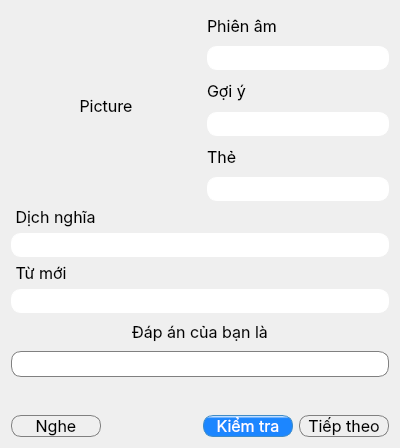
Above: interface/form/test.ui from deserteagle735/memento before the change. Below: the same form after it.
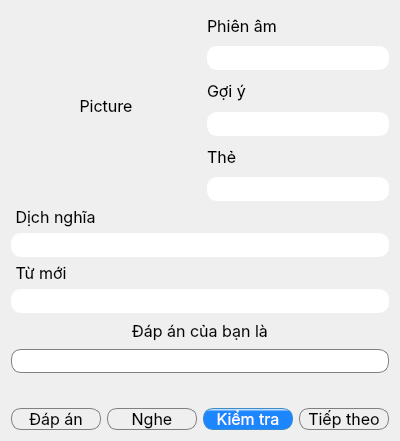
That is the form after the change. Icons and pictures are not drawn.

Commit message: test function: get data for all, added to day; heuristic to get words for user; fix bug date not shown in browser

```diff
--- a/interface/form/test.ui
+++ b/interface/form/test.ui
@@ -10,7 +10,7 @@
     <x>0</x>
     <y>0</y>
     <width>400</width>
-    <height>448</height>
+    <height>441</height>
    </rect>
   </property>
   <property name="font">
@@ -275,6 +275,37 @@
    </item>
    <item>
     <layout class="QHBoxLayout" name="horizontalLayout_3">
+     <item>
+      <widget class="QPushButton" name="button_show_answer">
+       <property name="styleSheet">
+        <string notr="true">QPushButton{border-radius:10px;
+border:1px solid gray;
+padding: 0 8px;
+background-color: qlineargradient(x1: 0, y1: 0, x2: 0, y2: 1,
+                                      stop: 0 #f6f7fa, stop: 1 #dadbde);
+}
+
+QPushButton:focus{
+border: 1px solid #006080;
+}</string>
+       </property>
+       <property name="text">
+        <string>Đáp án</string>
+       </property>
+       <property name="iconSize">
+        <size>
+         <width>20</width>
+         <height>20</height>
+        </size>
+       </property>
+       <property name="autoDefault">
+        <bool>true</bool>
+       </property>
+       <property name="flat">
+        <bool>false</bool>
+       </property>
+      </widget>
+     </item>
      <item>
       <widget class="QPushButton" name="button_play_record">
        <property name="styleSheet">
@@ -299,16 +330,13 @@
         </size>
        </property>
        <property name="autoDefault">
-        <bool>false</bool>
+        <bool>true</bool>
        </property>
        <property name="flat">
         <bool>false</bool>
        </property>
       </widget>
      </item>
-     <item>
-      <widget class="QWidget" name="widget" native="true"/>
-     </item>
      <item>
       <widget class="QPushButton" name="button_check">
        <property name="enabled">
@@ -324,13 +352,16 @@
 QPushButton:focus{
 border: 1px solid rgb(0, 255, 255);
 }
-</string>
+QPushButton:disabled{
+background-color: rgb(195, 203, 218);
+border:1px solid rgb(195, 203, 218);
+}</string>
        </property>
        <property name="text">
         <string>Kiểm tra</string>
        </property>
        <property name="autoDefault">
-        <bool>false</bool>
+        <bool>true</bool>
        </property>
        <property name="default">
         <bool>true</bool>
@@ -358,7 +389,7 @@
         <string>Tiếp theo</string>
        </property>
        <property name="autoDefault">
-        <bool>false</bool>
+        <bool>true</bool>
        </property>
       </widget>
      </item>
```
Left out of the diff: 9 changed lines with no effect on the pictures. The commit also changes 18 other files.
